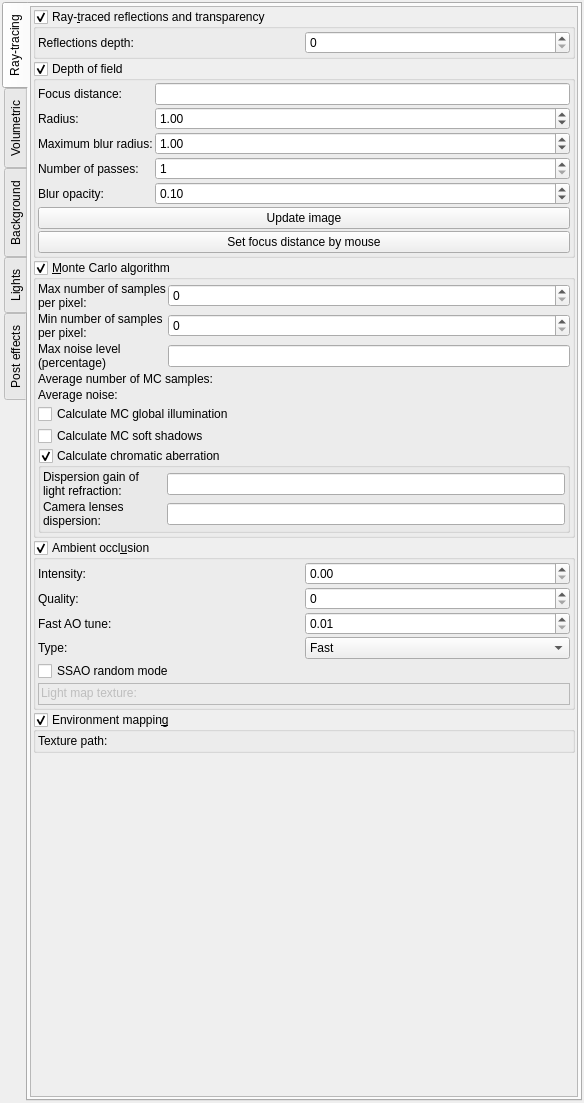
Above: mandelbulber2/qt/dock_effects.ui from buddhi1980/mandelbulber2 before the change. Below: the same form after it.
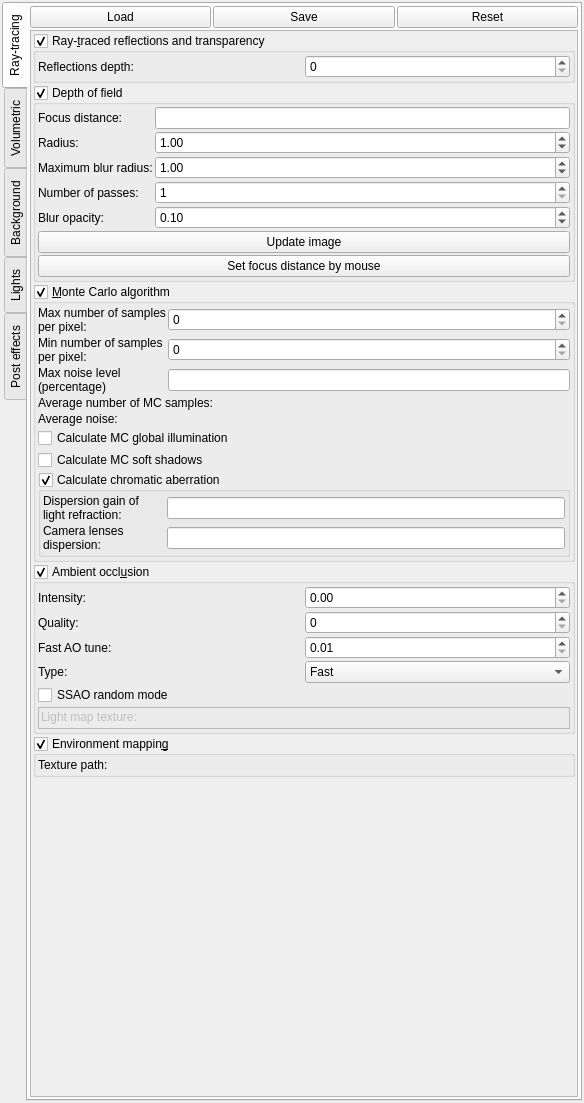
That is the form after the change. Icons and pictures are not drawn. Custom widgets are drawn as their Qt base class.

Commit message: Added selective saving of settings. Implemented only for Effects dock. Will be added to every dock/groupbox/tab widget.

Patch:
```diff
--- a/mandelbulber2/qt/dock_effects.ui
+++ b/mandelbulber2/qt/dock_effects.ui
@@ -66,6 +66,31 @@
        <property name="bottomMargin">
         <number>2</number>
        </property>
+       <item>
+        <layout class="QHBoxLayout" name="horizontalLayout">
+         <item>
+          <widget class="QPushButton" name="pushButton_local_load">
+           <property name="text">
+            <string>Load</string>
+           </property>
+          </widget>
+         </item>
+         <item>
+          <widget class="QPushButton" name="pushButton_local_save">
+           <property name="text">
+            <string>Save</string>
+           </property>
+          </widget>
+         </item>
+         <item>
+          <widget class="QPushButton" name="pushButton_local_reset">
+           <property name="text">
+            <string>Reset</string>
+           </property>
+          </widget>
+         </item>
+        </layout>
+       </item>
        <item>
         <widget class="QScrollArea" name="scrollArea_7">
          <property name="widgetResizable">
@@ -77,7 +102,7 @@
             <x>0</x>
             <y>0</y>
             <width>545</width>
-            <height>1087</height>
+            <height>1058</height>
            </rect>
           </property>
           <layout class="QVBoxLayout" name="verticalLayout_34">
```
Left out of the diff: 14 changed lines with no effect on the pictures. The commit also changes 7 other files.
